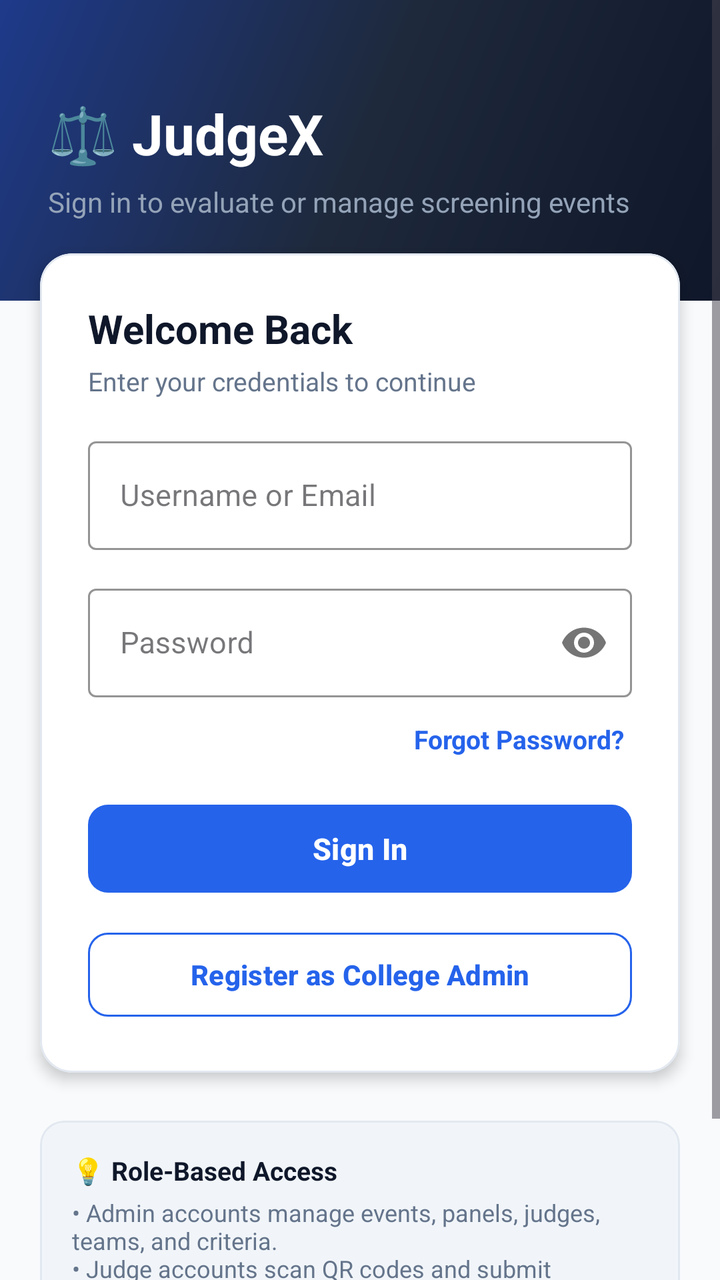
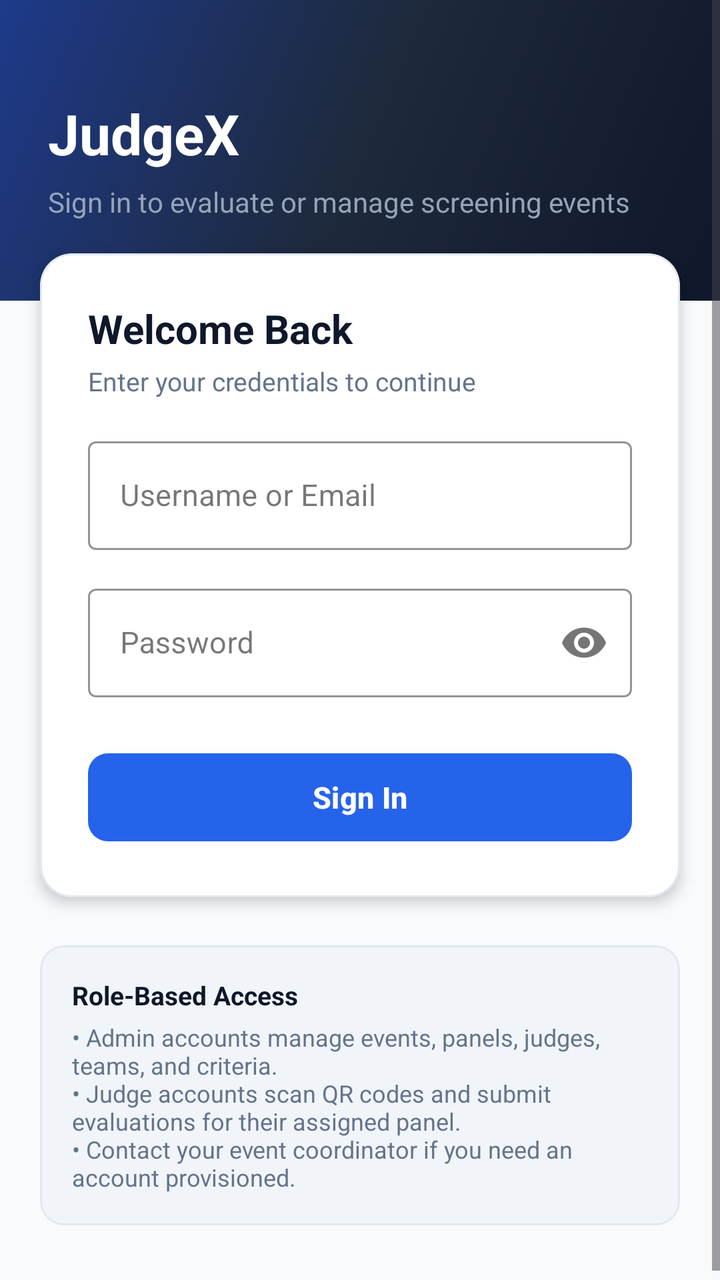

Compare the two renders of this Android layout. The source of the first and the diff that turns it into the second are given below.
<!-- AndroidManifest.xml: application theme Theme.Judgex -->
<!-- res/layout/activity_login.xml -->
<?xml version="1.0" encoding="utf-8"?>
<ScrollView xmlns:android="http://schemas.android.com/apk/res/android"
    xmlns:app="http://schemas.android.com/apk/res-auto"
    android:layout_width="match_parent"
    android:layout_height="match_parent"
    android:fillViewport="true"
    android:background="@color/background">

    <LinearLayout
        android:layout_width="match_parent"
        android:layout_height="wrap_content"
        android:orientation="vertical">

        
        <LinearLayout
            android:layout_width="match_parent"
            android:layout_height="wrap_content"
            android:background="@drawable/bg_gradient_header"
            android:orientation="vertical"
            android:paddingHorizontal="24dp"
            android:paddingTop="48dp"
            android:paddingBottom="40dp">

            <TextView
                android:layout_width="wrap_content"
                android:layout_height="wrap_content"
                android:text="⚖️ JudgeX"
                android:textColor="@color/white"
                android:textSize="28sp"
                android:textStyle="bold" />

            <TextView
                android:layout_width="wrap_content"
                android:layout_height="wrap_content"
                android:layout_marginTop="6dp"
                android:text="Sign in to evaluate or manage screening events"
                android:textColor="#94A3B8"
                android:textSize="14sp" />

        </LinearLayout>

        
        <com.google.android.material.card.MaterialCardView
            android:layout_width="match_parent"
            android:layout_height="wrap_content"
            android:layout_marginHorizontal="20dp"
            android:layout_marginTop="-24dp"
            android:layout_marginBottom="24dp"
            app:cardCornerRadius="16dp"
            app:cardElevation="4dp"
            app:strokeWidth="1dp"
            app:strokeColor="@color/card_border"
            app:cardBackgroundColor="@color/surface">

            <LinearLayout
                android:layout_width="match_parent"
                android:layout_height="wrap_content"
                android:orientation="vertical"
                android:padding="24dp">

                <TextView
                    android:layout_width="wrap_content"
                    android:layout_height="wrap_content"
                    android:text="Welcome Back"
                    android:textColor="@color/text_primary"
                    android:textSize="20sp"
                    android:textStyle="bold" />

                <TextView
                    android:layout_width="wrap_content"
                    android:layout_height="wrap_content"
                    android:layout_marginTop="4dp"
                    android:text="Enter your credentials to continue"
                    android:textColor="@color/text_secondary"
                    android:textSize="13sp" />

                
                <TextView
                    android:id="@+id/tvErrorMessage"
                    android:layout_width="match_parent"
                    android:layout_height="wrap_content"
                    android:layout_marginTop="16dp"
                    android:background="@drawable/bg_badge_locked"
                    android:padding="10dp"
                    android:textColor="@color/danger"
                    android:textSize="13sp"
                    android:visibility="gone" />

                
                <com.google.android.material.textfield.TextInputLayout
                    android:id="@+id/tilEmail"
                    style="@style/Widget.MaterialComponents.TextInputLayout.OutlinedBox"
                    android:layout_width="match_parent"
                    android:layout_height="wrap_content"
                    android:layout_marginTop="16dp"
                    android:hint="Username or Email"
                    app:boxStrokeColor="@color/accent"
                    app:hintTextColor="@color/accent">

                    <com.google.android.material.textfield.TextInputEditText
                        android:id="@+id/etEmail"
                        android:layout_width="match_parent"
                        android:layout_height="wrap_content"
                        android:inputType="textEmailAddress|textNoSuggestions"
                        android:textColor="@color/text_primary"
                        android:textSize="15sp" />

                </com.google.android.material.textfield.TextInputLayout>

                
                <com.google.android.material.textfield.TextInputLayout
                    android:id="@+id/tilPassword"
                    style="@style/Widget.MaterialComponents.TextInputLayout.OutlinedBox"
                    android:layout_width="match_parent"
                    android:layout_height="wrap_content"
                    android:layout_marginTop="14dp"
                    android:hint="Password"
                    app:boxStrokeColor="@color/accent"
                    app:hintTextColor="@color/accent"
                    app:passwordToggleEnabled="true">

                    <com.google.android.material.textfield.TextInputEditText
                        android:id="@+id/etPassword"
                        android:layout_width="match_parent"
                        android:layout_height="wrap_content"
                        android:inputType="textPassword"
                        android:textColor="@color/text_primary"
                        android:textSize="15sp" />

                </com.google.android.material.textfield.TextInputLayout>

                
                <TextView
                    android:id="@+id/tvForgotPassword"
                    android:layout_width="wrap_content"
                    android:layout_height="wrap_content"
                    android:layout_gravity="end"
                    android:layout_marginTop="8dp"
                    android:padding="4dp"
                    android:text="Forgot Password?"
                    android:textColor="@color/accent"
                    android:textSize="13sp"
                    android:textStyle="bold" />

                
                <com.google.android.material.button.MaterialButton
                    android:id="@+id/btnLogin"
                    style="@style/Button.Primary"
                    android:layout_width="match_parent"
                    android:layout_height="52dp"
                    android:layout_marginTop="16dp"
                    android:text="Sign In"
                    android:textSize="15sp"
                    android:textStyle="bold" />

                <ProgressBar
                    android:id="@+id/progressBar"
                    android:layout_width="32dp"
                    android:layout_height="32dp"
                    android:layout_gravity="center_horizontal"
                    android:layout_marginTop="16dp"
                    android:indeterminateTint="@color/accent"
                    android:visibility="gone" />

                
                <com.google.android.material.button.MaterialButton
                    android:id="@+id/btnRegisterAdmin"
                    style="@style/Widget.Material3.Button.OutlinedButton"
                    android:layout_width="match_parent"
                    android:layout_height="50dp"
                    android:layout_marginTop="12dp"
                    android:text="Register as College Admin"
                    android:textColor="@color/accent"
                    android:textSize="14sp"
                    android:textStyle="bold"
                    app:cornerRadius="10dp"
                    app:strokeColor="@color/accent" />

            </LinearLayout>

        </com.google.android.material.card.MaterialCardView>

        
        <com.google.android.material.card.MaterialCardView
            android:layout_width="match_parent"
            android:layout_height="wrap_content"
            android:layout_marginHorizontal="20dp"
            android:layout_marginBottom="32dp"
            app:cardCornerRadius="12dp"
            app:cardElevation="0dp"
            app:strokeWidth="1dp"
            app:strokeColor="@color/card_border"
            app:cardBackgroundColor="@color/surface_variant">

            <LinearLayout
                android:layout_width="match_parent"
                android:layout_height="wrap_content"
                android:orientation="vertical"
                android:padding="16dp">

                <TextView
                    android:layout_width="wrap_content"
                    android:layout_height="wrap_content"
                    android:text="💡 Role-Based Access"
                    android:textColor="@color/text_primary"
                    android:textSize="13sp"
                    android:textStyle="bold" />

                <TextView
                    android:layout_width="wrap_content"
                    android:layout_height="wrap_content"
                    android:layout_marginTop="4dp"
                    android:text="• Admin accounts manage events, panels, judges, teams, and criteria.\n• Judge accounts scan QR codes and submit evaluations for their assigned panel.\n• Contact your event coordinator if you need an account provisioned."
                    android:textColor="@color/text_secondary"
                    android:textSize="12sp" />

            </LinearLayout>

        </com.google.android.material.card.MaterialCardView>

    </LinearLayout>

</ScrollView>
<!-- resources referenced by this layout -->
<resources>
  <color name="accent">#2563EB</color>
  <color name="background">#F8FAFC</color>
  <color name="card_border">#E2E8F0</color>
  <color name="danger">#EF4444</color>
  <color name="surface">#FFFFFF</color>
  <color name="surface_variant">#F1F5F9</color>
  <color name="text_primary">#0F172A</color>
  <color name="text_secondary">#64748B</color>
  <color name="white">#FFFFFF</color>
  <!-- drawable bg_badge_locked (drawable) -->
  <?xml version="1.0" encoding="utf-8"?>
  <shape xmlns:android="http://schemas.android.com/apk/res/android">
      <solid android:color="@color/danger_light" />
      <corners android:radius="16dp" />
      <stroke android:width="1dp" android:color="@color/danger" />
  </shape>
  <!-- drawable bg_gradient_header (drawable) -->
  <?xml version="1.0" encoding="utf-8"?>
  <shape xmlns:android="http://schemas.android.com/apk/res/android">
      <gradient
          android:type="linear"
          android:angle="135"
          android:startColor="#0F172A"
          android:centerColor="#1E293B"
          android:endColor="#1E3A8A" />
  </shape>
  <style name="Button.Primary" parent="Widget.Material3.Button">
          <item name="backgroundTint">@color/accent</item>
          <item name="android:textColor">@color/white</item>
          <item name="cornerRadius">10dp</item>
      </style>
  <style name="Theme.Judgex" parent="Theme.Material3.DayNight.NoActionBar">
          
          <item name="colorPrimary">@color/accent</item>
          <item name="colorPrimaryVariant">@color/primary_dark</item>
          <item name="colorOnPrimary">@color/white</item>
          
          <item name="colorSecondary">@color/accent_light</item>
          <item name="colorSecondaryVariant">@color/accent</item>
          <item name="colorOnSecondary">@color/white</item>
          
          <item name="android:statusBarColor">@color/primary</item>
          <item name="android:windowLightStatusBar">false</item>
          
          <item name="android:windowBackground">@color/background</item>
      </style>
  <color name="danger_light">#FEE2E2</color>
  <color name="primary_dark">#020617</color>
  <color name="accent_light">#3B82F6</color>
  <color name="primary">#0F172A</color>
</resources>

<!-- the commit's change to res/layout/activity_login.xml (unified diff, before → after) -->
@@ -24,7 +24,7 @@
             <TextView
                 android:layout_width="wrap_content"
                 android:layout_height="wrap_content"
-                android:text="⚖️ JudgeX"
+                android:text="JudgeX"
                 android:textColor="@color/white"
                 android:textSize="28sp"
                 android:textStyle="bold" />
@@ -130,25 +130,12 @@
                 </com.google.android.material.textfield.TextInputLayout>
 
                 
-                <TextView
-                    android:id="@+id/tvForgotPassword"
-                    android:layout_width="wrap_content"
-                    android:layout_height="wrap_content"
-                    android:layout_gravity="end"
-                    android:layout_marginTop="8dp"
-                    android:padding="4dp"
-                    android:text="Forgot Password?"
-                    android:textColor="@color/accent"
-                    android:textSize="13sp"
-                    android:textStyle="bold" />
-
-                
                 <com.google.android.material.button.MaterialButton
                     android:id="@+id/btnLogin"
                     style="@style/Button.Primary"
                     android:layout_width="match_parent"
                     android:layout_height="52dp"
-                    android:layout_marginTop="16dp"
+                    android:layout_marginTop="24dp"
                     android:text="Sign In"
                     android:textSize="15sp"
                     android:textStyle="bold" />
@@ -161,20 +148,6 @@
                     android:layout_marginTop="16dp"
                     android:indeterminateTint="@color/accent"
                     android:visibility="gone" />
-
-                
-                <com.google.android.material.button.MaterialButton
-                    android:id="@+id/btnRegisterAdmin"
-                    style="@style/Widget.Material3.Button.OutlinedButton"
-                    android:layout_width="match_parent"
-                    android:layout_height="50dp"
-                    android:layout_marginTop="12dp"
-                    android:text="Register as College Admin"
-                    android:textColor="@color/accent"
-                    android:textSize="14sp"
-                    android:textStyle="bold"
-                    app:cornerRadius="10dp"
-                    app:strokeColor="@color/accent" />
 
             </LinearLayout>
 
@@ -201,7 +174,7 @@
                 <TextView
                     android:layout_width="wrap_content"
                     android:layout_height="wrap_content"
-                    android:text="💡 Role-Based Access"
+                    android:text="Role-Based Access"
                     android:textColor="@color/text_primary"
                     android:textSize="13sp"
                     android:textStyle="bold" />
